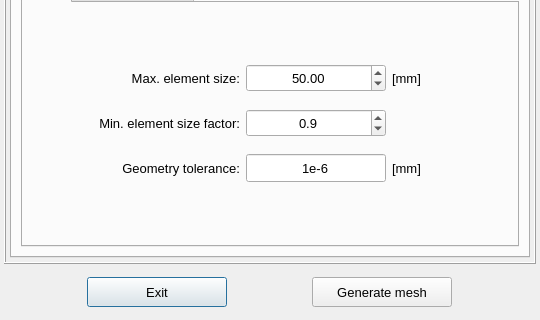
The window that vibra/interface/data/ui_files/mesh/mesher_setup.ui (MOPT-UFSC/VIBRA) describes before a commit, drawn with Qt 5; both pictures show x 0 to 540 and y 240 to 560 of the 540 by 560 pixel window.
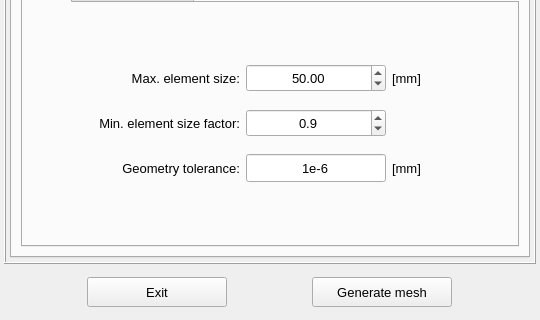
The same window after the commit.

```diff
--- a/vibra/interface/data/ui_files/mesh/mesher_setup.ui
+++ b/vibra/interface/data/ui_files/mesh/mesher_setup.ui
@@ -1459,8 +1459,11 @@
         <property name="text">
          <string>Generate mesh</string>
         </property>
+        <property name="autoDefault">
+         <bool>false</bool>
+        </property>
         <property name="default">
-         <bool>true</bool>
+         <bool>false</bool>
         </property>
        </widget>
       </item>
@@ -1486,8 +1489,11 @@
         <property name="text">
          <string>Exit</string>
         </property>
+        <property name="autoDefault">
+         <bool>false</bool>
+        </property>
         <property name="default">
-         <bool>true</bool>
+         <bool>false</bool>
         </property>
        </widget>
       </item>
```
